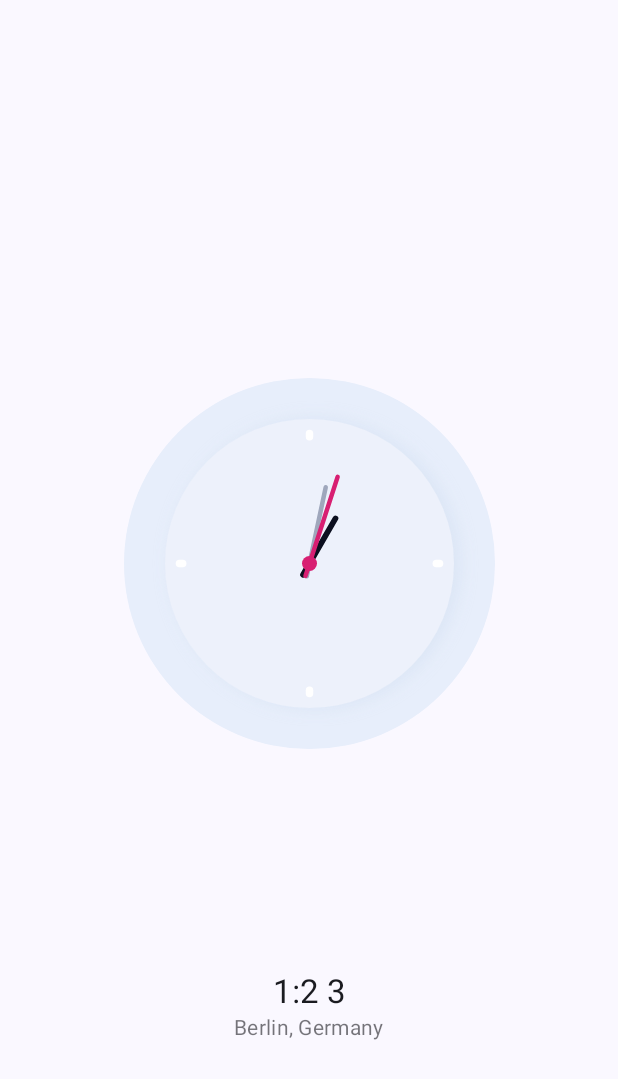
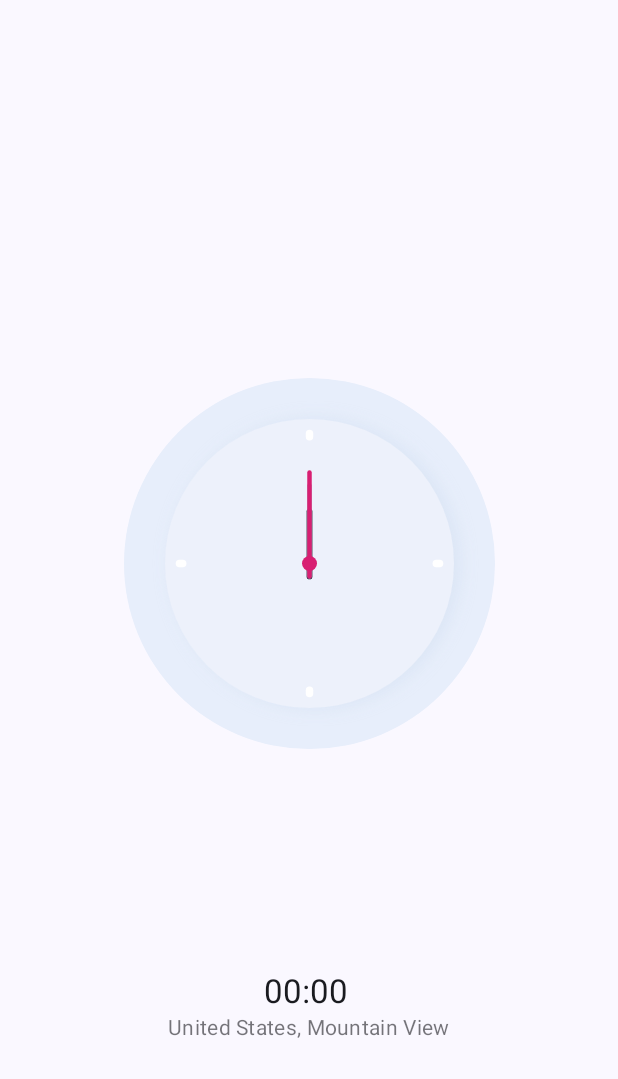
Before and after one commit to radlance/TimesApp, an Android app built with Jetpack Compose: the screen it shows after launch (MainActivity), on a phone screen of 412 x 824 dp. Shown: the top 1079 px of the screen. Run offline under Robolectric (Android 15) with nearby library versions, the phone set to English and light mode, and no system bars; our stand-ins replace Dagger/Hilt's generated code.

Commit message:
time screen

```diff
--- a/app/src/main/AndroidManifest.xml
+++ b/app/src/main/AndroidManifest.xml
@@ -3,6 +3,7 @@
     xmlns:tools="http://schemas.android.com/tools">
 
     <application
+        android:name=".TimesApp"
         android:allowBackup="true"
         android:dataExtractionRules="@xml/data_extraction_rules"
         android:fullBackupContent="@xml/backup_rules"
@@ -12,10 +13,10 @@
         android:supportsRtl="true"
         android:theme="@style/Theme.TimesApp"
         tools:targetApi="31">
+
         <activity
             android:name=".MainActivity"
             android:exported="true"
-            android:label="@string/app_name"
             android:theme="@style/Theme.TimesApp">
             <intent-filter>
                 <action android:name="android.intent.action.MAIN" />
@@ -23,6 +24,7 @@
                 <category android:name="android.intent.category.LAUNCHER" />
             </intent-filter>
         </activity>
+
     </application>
 
 </manifest>
--- a/app/src/main/java/com/radlance/timesapp/MainActivity.kt
+++ b/app/src/main/java/com/radlance/timesapp/MainActivity.kt
@@ -1,25 +1,52 @@
 package com.radlance.timesapp
 
+import android.Manifest
 import android.os.Bundle
 import androidx.activity.ComponentActivity
 import androidx.activity.compose.setContent
 import androidx.activity.enableEdgeToEdge
+import androidx.activity.result.contract.ActivityResultContracts
+import androidx.activity.viewModels
 import androidx.compose.foundation.layout.padding
 import androidx.compose.material3.Scaffold
 import androidx.compose.ui.Modifier
 import com.radlance.presentation.TimeScreen
+import com.radlance.presentation.TimeViewModel
 import com.radlance.uikit.TimesAppTheme
+import dagger.hilt.android.AndroidEntryPoint
 
+@AndroidEntryPoint
 class MainActivity : ComponentActivity() {
+
+    private val viewModel by viewModels<TimeViewModel>()
+
     override fun onCreate(savedInstanceState: Bundle?) {
         super.onCreate(savedInstanceState)
+
+
+        val requestPermissionLauncher = registerForActivityResult(
+            ActivityResultContracts.RequestPermission()
+        ) { isGranted ->
+            if (isGranted) {
+                viewModel.getLocation()
+                viewModel.startUpdatingTime()
+            }
+        }
+
+        requestPermissionLauncher.launch(Manifest.permission.ACCESS_FINE_LOCATION)
+
         enableEdgeToEdge()
         setContent {
             TimesAppTheme {
-                Scaffold { paddingValues ->
-                    TimeScreen(modifier = Modifier.padding(paddingValues))
+                Scaffold { innerPadding ->
+                    TimeScreen(viewModel = viewModel, modifier = Modifier.padding(innerPadding))
                 }
             }
         }
     }
+
+    override fun onDestroy() {
+        super.onDestroy()
+        viewModel.stopUpdatingTime()
+    }
 }
--- /dev/null
+++ b/app/src/main/java/com/radlance/timesapp/TimesApp.kt
@@ -0,0 +1,7 @@
+package com.radlance.timesapp
+
+import android.app.Application
+import dagger.hilt.android.HiltAndroidApp
+
+@HiltAndroidApp
+class TimesApp : Application()
--- /dev/null
+++ b/app/src/main/java/com/radlance/timesapp/TimesFeatureModule.kt
@@ -0,0 +1,27 @@
+package com.radlance.timesapp
+
+import android.content.Context
+import android.location.Geocoder
+import com.google.android.gms.location.FusedLocationProviderClient
+import com.google.android.gms.location.LocationServices
+import dagger.Module
+import dagger.Provides
+import dagger.hilt.InstallIn
+import dagger.hilt.android.qualifiers.ApplicationContext
+import dagger.hilt.components.SingletonComponent
+import java.util.Locale
+
+@Module
+@InstallIn(SingletonComponent::class)
+class TimesFeatureModule {
+
+    @Provides
+    fun provideFusedClient(@ApplicationContext context: Context): FusedLocationProviderClient {
+        return LocationServices.getFusedLocationProviderClient(context)
+    }
+
+    @Provides
+    fun provideGeocoder(@ApplicationContext context: Context): Geocoder {
+        return Geocoder(context, Locale.getDefault())
+    }
+}
--- a/build.gradle.kts
+++ b/build.gradle.kts
@@ -1,5 +1,6 @@
 // Top-level build file where you can add configuration options common to all sub-projects/modules.
 plugins {
+    alias(libs.plugins.dagger.hilt.android) apply false
     alias(libs.plugins.compose.compiler) apply false
     alias(libs.plugins.android.application) apply false
     alias(libs.plugins.kotlin.android) apply false
--- a/features/time/presentation/src/main/AndroidManifest.xml
+++ b/features/time/presentation/src/main/AndroidManifest.xml
@@ -1,4 +1,5 @@
 <?xml version="1.0" encoding="utf-8"?>
 <manifest xmlns:android="http://schemas.android.com/apk/res/android">
-
+    <uses-permission android:name="android.permission.ACCESS_COARSE_LOCATION" />
+    <uses-permission android:name="android.permission.ACCESS_FINE_LOCATION" />
 </manifest>
--- a/features/time/presentation/src/main/java/com/radlance/presentation/TimeScreen.kt
+++ b/features/time/presentation/src/main/java/com/radlance/presentation/TimeScreen.kt
@@ -9,15 +9,23 @@ import androidx.compose.foundation.layout.height
 import androidx.compose.material3.MaterialTheme
 import androidx.compose.material3.Text
 import androidx.compose.runtime.Composable
+import androidx.compose.runtime.collectAsState
+import androidx.compose.runtime.getValue
 import androidx.compose.ui.Alignment
 import androidx.compose.ui.Modifier
 import androidx.compose.ui.text.TextStyle
 import androidx.compose.ui.tooling.preview.Preview
 import androidx.compose.ui.unit.dp
+import androidx.hilt.navigation.compose.hiltViewModel
 import com.radlance.uikit.TimesAppTheme
 
 @Composable
-fun TimeScreen(modifier: Modifier = Modifier) {
+fun TimeScreen(
+    modifier: Modifier = Modifier,
+    viewModel: TimeViewModel = hiltViewModel()
+) {
+    val timeUiState by viewModel.timeUiState.collectAsState()
+
     Box(
         modifier = modifier
             .fillMaxSize(),
@@ -30,18 +38,23 @@ fun TimeScreen(modifier: Modifier = Modifier) {
                     .fillMaxHeight(fraction = 0.8f),
                 contentAlignment = Alignment.Center
             ) {
+                with(timeUiState) {
                     Column(horizontalAlignment = Alignment.CenterHorizontally) {
                         AnalogClockComponent(
-                        hour = 1,
-                        minute = 2,
-                        second = 3
+                            hour = hour,
+                            minute = minute,
+                            second = seconds
                         )
                         Spacer(modifier = Modifier.height(24.dp))
+
                         DigitalClockComponent(
-                        hour = "1",
-                        minute = "2",
-                        amOrPm = "3",
+                            hour = hour.toString(),
+                            minute = minute.toString(),
+                            amOrPm = amOrPm,
+                            country = country,
+                            city = city
                         )
+                    }
                 }
             }
         }
@@ -53,12 +66,19 @@ fun DigitalClockComponent(
     hour: String,
     minute: String,
     amOrPm: String,
+    country: String,
+    city: String
 ) {
+    val formattedHour = if (hour.length == 1) "0$hour" else hour
+    val formattedMinute = if (minute.length == 1) "0$minute" else minute
+
     Text(
-        text = "$hour:$minute $amOrPm", style = MaterialTheme.typography.titleLarge
+        text = "$formattedHour:$formattedMinute $amOrPm",
+        style = MaterialTheme.typography.titleLarge
     )
     Text(
-        text = "Berlin, Germany", style = MaterialTheme.typography.bodyMedium.merge(
+        text = "$country, $city",
+        style = MaterialTheme.typography.bodyMedium.merge(
             TextStyle(
                 color = MaterialTheme.colorScheme.onBackground.copy(
                     alpha = 0.6f
@@ -68,6 +88,7 @@ fun DigitalClockComponent(
     )
 }
 
+
 @Preview(showBackground = true)
 @Composable
 private fun TimeScreenPreview() {
--- /dev/null
+++ b/features/time/presentation/src/main/java/com/radlance/presentation/TimeUiState.kt
@@ -0,0 +1,10 @@
+package com.radlance.presentation
+
+data class TimeUiState(
+    val country: String = "United States",
+    val city: String = "Mountain View",
+    val hour: Int = 0,
+    val minute: Int = 0,
+    val seconds: Int = 0,
+    val amOrPm: String = "",
+)
```
Also changed, not shown: app/build.gradle.kts (+10 -0 lines), features/time/presentation/build.gradle.kts (+10 -0 lines), features/time/presentation/src/main/java/com/radlance/presentation/TimeViewModel.kt (added, +97 -0 lines), features/time/presentation/src/main/res/drawable/ic_launcher_foreground.xml (added, +30 -0 lines), gradle/libs.versions.toml (+12 -0 lines), 2 other files. Lines whose indentation alone changed are shown as unchanged.
